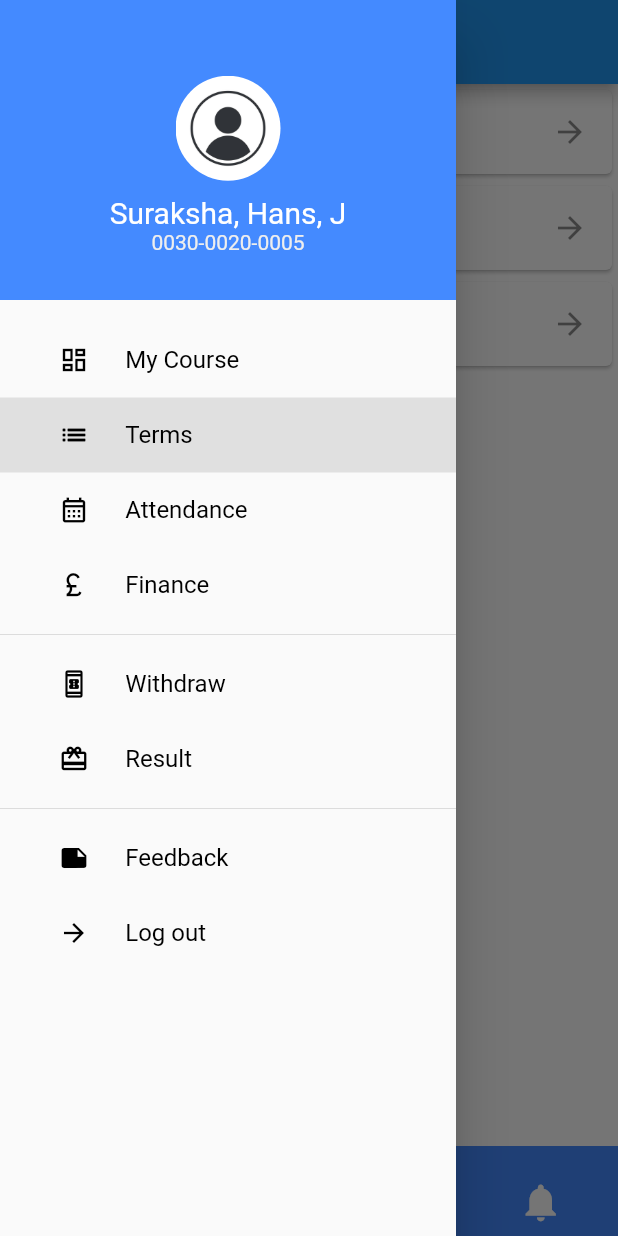
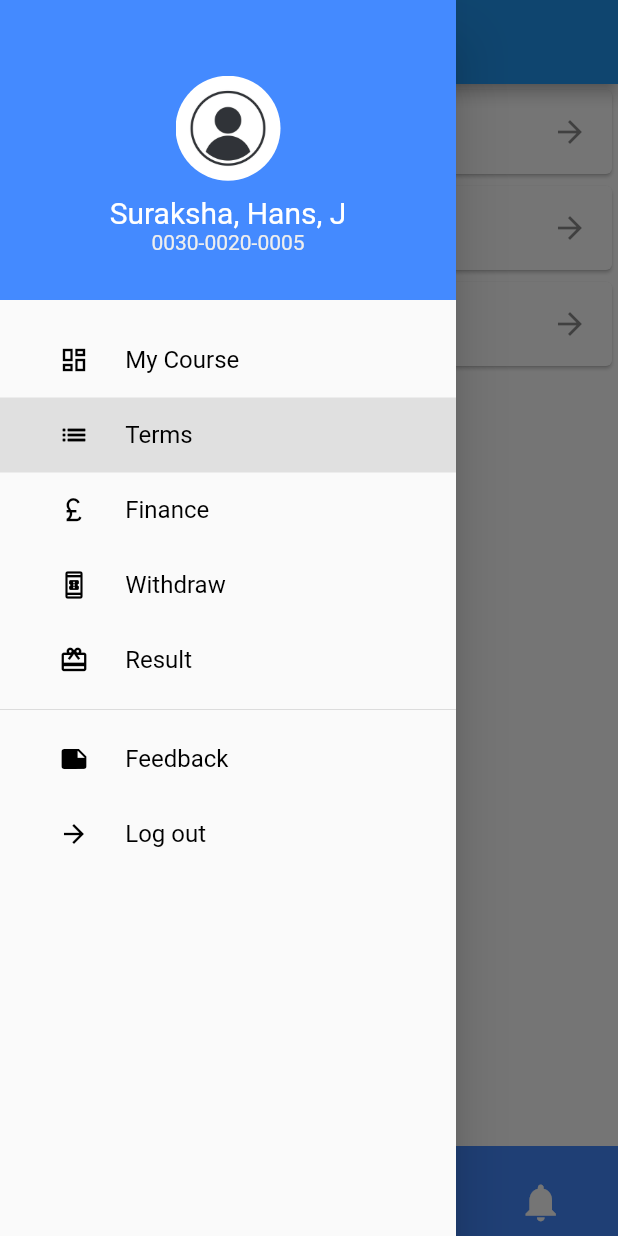
Before and after one commit to SIBA-CMS-FYP/SIBA_CMS2_FYP, a Flutter app: the screen it shows after launch, item 2 of the bottom bar chosen, with the side drawer open, on a phone screen of 412 x 824 dp. Run offline on Flutter 3.47's test engine with Material 2 defaults, Android fonts, the light colour scheme and no system bars; drawn by our look-alikes of curved_navigation_bar; our stand-ins replace animated_splash_screen, flutter_neumorphic, get, page_transition.

Commit message:
remove attendance from drawer

```diff
--- a/lib/routes/HomeScreen/main_screen.dart
+++ b/lib/routes/HomeScreen/main_screen.dart
@@ -40,8 +40,6 @@ class _MainScreenState extends State<MainScreen> {
       container = DashboardPage();
     } else if (currentPage == DrawerSections.contacts) {
       container = ContactsPage(context);
-    } else if (currentPage == DrawerSections.events) {
-      container = Attendence(context);
     } else if (currentPage == DrawerSections.notes) {
       container = NotesPage();
     } else if (currentPage == DrawerSections.settings) {
@@ -117,19 +115,16 @@ class _MainScreenState extends State<MainScreen> {
               currentPage == DrawerSections.dashboard ? true : false),
           menuItem(2, "Terms", Icons.list_outlined,
               currentPage == DrawerSections.contacts ? true : false),
-          menuItem(3, "Attendance", Icons.calendar_month_outlined,
-              currentPage == DrawerSections.events ? true : false),
-          menuItem(4, "Finance", Icons.currency_pound,
+          menuItem(3, "Finance", Icons.currency_pound,
               currentPage == DrawerSections.notes ? true : false),
-          Divider(),
-          menuItem(5, "Withdraw", Icons.book_online_outlined,
+          menuItem(4, "Withdraw", Icons.book_online_outlined,
               currentPage == DrawerSections.settings ? true : false),
-          menuItem(6, "Result", Icons.card_giftcard,
+          menuItem(5, "Result", Icons.card_giftcard,
               currentPage == DrawerSections.notifications ? true : false),
           Divider(),
-          menuItem(7, "Feedback", Icons.note,
+          menuItem(6, "Feedback", Icons.note,
               currentPage == DrawerSections.privacy_policy ? true : false),
-          menuItem(8, "Log out", Icons.arrow_forward,
+          menuItem(7, "Log out", Icons.arrow_forward,
               currentPage == DrawerSections.send_feedback ? true : false),
         ],
       ),
@@ -148,16 +143,14 @@ class _MainScreenState extends State<MainScreen> {
             } else if (id == 2) {
               currentPage = DrawerSections.contacts;
             } else if (id == 3) {
-              currentPage = DrawerSections.events;
+              currentPage = DrawerSections.notes;
             } else if (id == 4) {
-              currentPage = DrawerSections.notes;
+              currentPage = DrawerSections.settings;
             } else if (id == 5) {
-              currentPage = DrawerSections.settings;
+              currentPage = DrawerSections.notifications;
             } else if (id == 6) {
-              currentPage = DrawerSections.notifications;
+              currentPage = DrawerSections.privacy_policy;
             } else if (id == 7) {
-              currentPage = DrawerSections.privacy_policy;
-            } else if (id == 8) {
               currentPage = DrawerSections.send_feedback;
             }
           });
--- a/lib/routes/attendence.dart
+++ b/lib/routes/attendence.dart
@@ -4,7 +4,6 @@ import 'package:siba_cms_2/routes/course.dart';
 class Attendence extends StatelessWidget {
   final totalterms;
   Attendence(this.totalterms);
-
 
   @override
   Widget build(BuildContext context) {
@@ -20,27 +19,30 @@ class Attendence extends StatelessWidget {
           ),
         ),
       ),
-
       body: _buildListview(context),
     );
   }
-    ListView _buildListview(BuildContext context){
+
+  ListView _buildListview(BuildContext context) {
     final totalterms = ["one", "two", "three"];
     return ListView.builder(
       itemCount: totalterms.length,
-    itemBuilder: (context, index){
+      itemBuilder: (context, index) {
         return Card(
           child: ListTile(
             title: new Text(totalterms[index]),
-          leading: index==0?Icon(Icons.add_home):index==1?Icon(Icons.cloud):Icon(Icons.access_alarm),
+            leading: index == 0
+                ? Icon(Icons.add_to_home_screen)
+                : index == 1
+                    ? Icon(Icons.cloud)
+                    : Icon(Icons.access_alarm),
             trailing: Icon(Icons.arrow_forward),
-          onTap: () =>
-          {
-            Navigator.push(context,
-            MaterialPageRoute(builder: (context) =>
-            course(totalterms[index])))
+            onTap: () => {
+              Navigator.push(
+                  context,
+                  MaterialPageRoute(
+                      builder: (context) => course(totalterms[index])))
             },
-
           ),
         );
       },
--- a/lib/routes/contacts.dart
+++ b/lib/routes/contacts.dart
@@ -9,27 +9,30 @@ ContactsPage(this.totalterms);
   @override
   Widget build(BuildContext context) {
     return Scaffold(
-
       body: _buildListview(context),
     );
   }
-  ListView _buildListview(BuildContext context){
+
+  ListView _buildListview(BuildContext context) {
     final totalterms = ["Fall", "Spring", "Summer"];
     return ListView.builder(
       itemCount: totalterms.length,
-    itemBuilder: (context, index){
+      itemBuilder: (context, index) {
         return Card(
           child: ListTile(
-          title: new Text(totalterms[index]),
-          leading: index==0?Icon(Icons.add_home):index==1?Icon(Icons.cloud):Icon(Icons.access_alarm),
+            title: Text(totalterms[index]),
+            leading: index == 0
+                ? const Icon(Icons.add_to_home_screen)
+                : index == 1
+                    ? const Icon(Icons.cloud)
+                    : Icon(Icons.access_alarm),
             trailing: Icon(Icons.arrow_forward),
-          onTap: () =>
-          {
-            Navigator.push(context,
-            MaterialPageRoute(builder: (context) =>
-            Details(totalterms[index])))
+            onTap: () => {
+              Navigator.push(
+                  context,
+                  MaterialPageRoute(
+                      builder: (context) => Details(totalterms[index])))
             },
-
           ),
         );
       },
```
Also changed, not shown: 1 other file. Lines whose indentation alone changed are shown as unchanged.
